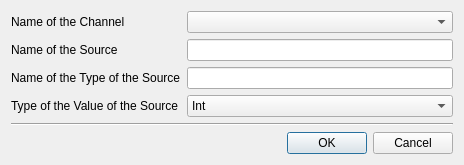
igormironchik/globe-como, file Globe/Core/source_manual_dialog.ui: the form before one commit.
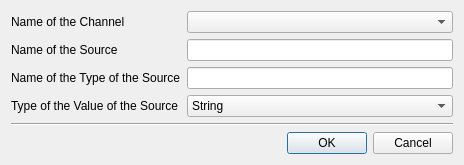
The form after the commit.

The edit to the form file:
```diff
--- a/Globe/Core/source_manual_dialog.ui
+++ b/Globe/Core/source_manual_dialog.ui
@@ -65,6 +65,11 @@
      </item>
      <item row="3" column="1">
       <widget class="QComboBox" name="m_valueType">
+       <item>
+        <property name="text">
+         <string>String</string>
+        </property>
+       </item>
        <item>
         <property name="text">
          <string>Int</string>
```
Left out of the diff: 22 changed lines with no effect on the pictures.
